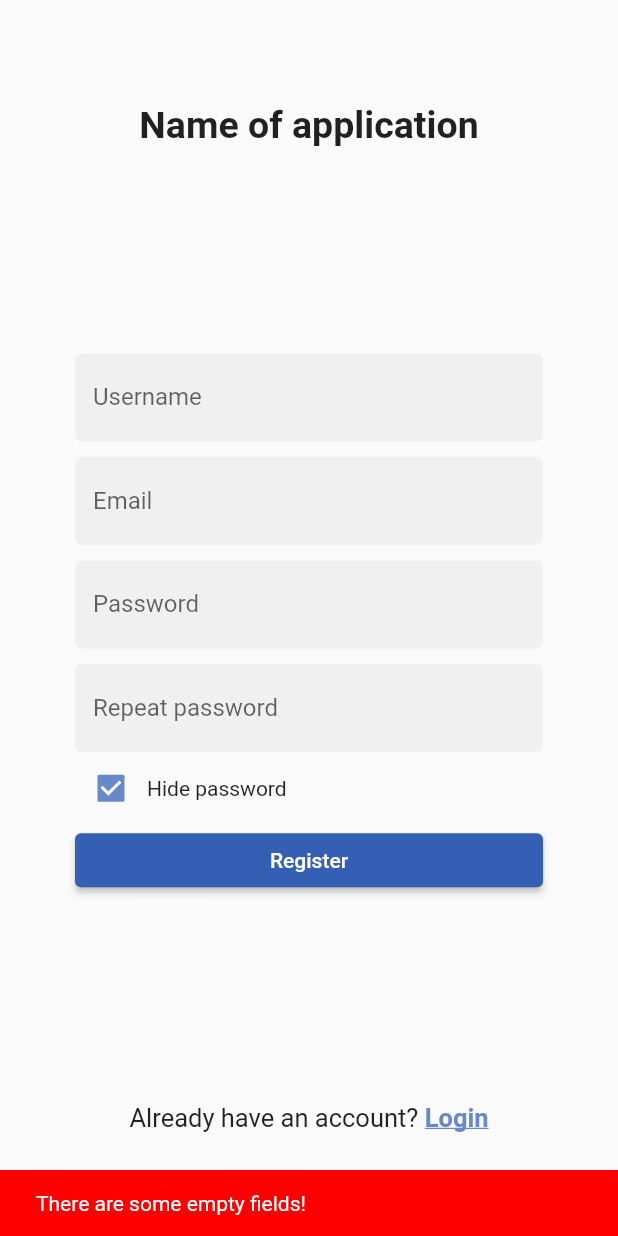
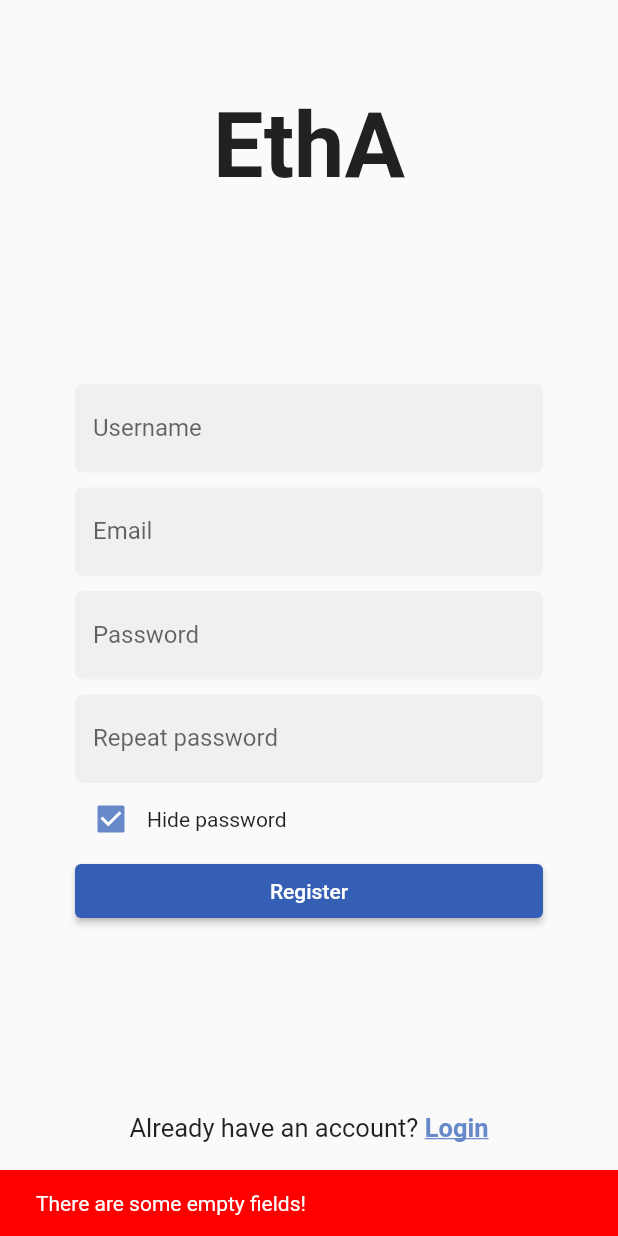
Before and after one commit to RandomnieBukvi/EthA, a Flutter app: the screen it shows after launch, after a tap on "Register", on a phone screen of 412 x 824 dp. Run offline on Flutter 3.47's test engine with Material 2 defaults, Android fonts, the phone set to English and light mode, and no system bars; our stand-ins replace firebase_auth, firebase_core, shared_preferences; accounts and stored records are empty.

Commit message:
i  dont know

```diff
--- /dev/null
+++ b/lib/Utils.dart
@@ -0,0 +1,59 @@
+import 'package:flutter/material.dart';
+import 'package:lets_go/constans.dart';
+
+class Utils {
+  static void showSnackBar(
+      {required BuildContext context,
+      required String text,
+      required Color color}) {
+    ScaffoldMessenger.of(context).showSnackBar(
+      SnackBar(
+        content: Text(text),
+        backgroundColor: color,
+      ),
+    );
+  }
+
+  static void showDialogCustom(
+      {required BuildContext context,
+      required String title,
+      required String content}) {
+    showDialog(
+      context: context,
+      builder: (context) => Dialog(
+        shape: const RoundedRectangleBorder(
+            //side: BorderSide(color: kPrimaryColor, style: BorderStyle.solid, width: 10),
+            borderRadius: BorderRadius.all(Radius.circular(5))),
+        child: Column(
+            mainAxisAlignment: MainAxisAlignment.center,
+            mainAxisSize: MainAxisSize.min,
+            children: [
+              Container(
+                  decoration: BoxDecoration(
+                    color: kPrimaryColor,
+                      borderRadius: BorderRadius.only(
+                          topLeft: Radius.circular(5),
+                          topRight: Radius.circular(5))),
+                  padding: EdgeInsets.all(15),
+                  width: double.infinity,
+                  child: Text(
+                    title,
+                    textAlign: TextAlign.center,
+                    style: TextStyle(
+                      fontSize: 30,
+                      fontWeight: FontWeight.bold,
+                    ),
+                  )),
+              //const SizedBox(height: 10,),
+              Padding(
+                padding: const EdgeInsets.all(15),
+                child: Text(
+                  content,
+                  style: TextStyle(fontSize: 25),
+                ),
+              )
+            ]),
+      ),
+    );
+  }
+}
--- a/lib/constans.dart
+++ b/lib/constans.dart
@@ -1,5 +1,4 @@
 import 'package:flutter/material.dart';
-import 'package:google_fonts/google_fonts.dart';
 
 //colors
 const Color kPrimaryColor = Color(0xFF345FB4);
@@ -41,11 +40,6 @@ final kBottomBorderRadius = BorderRadius.only(
   Radius.circular(20),
 );
 
-final kInputTextStyle = GoogleFonts.poppins(
-    color: kTextBlackColor,
-    fontSize: 15,
-    fontWeight: FontWeight.w500
-);
 
 //validation for mobile
 const String mobilePattern = r'(^(?:[+0]9)?[0-9]{10,12}$)';
--- a/lib/main.dart
+++ b/lib/main.dart
@@ -1,19 +1,15 @@
 import 'package:flutter/material.dart';
 import 'package:lets_go/screens/FabTabs.dart';
-import 'package:lets_go/screens/Login.dart';
-import 'package:lets_go/screens/Register.dart';
-import 'package:shared_preferences/shared_preferences.dart';
 import 'package:lets_go/shared_prefs.dart';
 import 'package:lets_go/constans.dart';
+// ignore: depend_on_referenced_packages
 import 'package:firebase_core/firebase_core.dart';
 import 'package:flutter/services.dart';
-import 'package:firebase_auth/firebase_auth.dart';
 
 //bool isSigned = false;
 
 void main() async {
   WidgetsFlutterBinding.ensureInitialized();
-  print(1);
   await Firebase.initializeApp(
     options: const FirebaseOptions(
         apiKey: 'AIzaSyBopLmS7xqMMu113JR3iOH5rViqEVTj8qA',
--- a/lib/screens/Register.dart
+++ b/lib/screens/Register.dart
@@ -2,10 +2,11 @@ import 'package:firebase_auth/firebase_auth.dart';
 import 'package:flutter/material.dart';
 import 'package:lets_go/constans.dart';
 import 'package:lets_go/shared_prefs.dart';
-import 'package:lets_go/Auth.dart';
+import 'package:lets_go/Utils.dart';
 
 class Register extends StatefulWidget {
-  const Register({Key? key, required Function this.changeReg}) : super(key: key);
+  const Register({Key? key, required Function this.changeReg})
+      : super(key: key);
 
   final Function changeReg;
   @override
@@ -37,8 +38,8 @@ class _RegisterState extends State<Register> {
         crossAxisAlignment: CrossAxisAlignment.center,
         children: [
           const Text(
-            'Name of application',
-            style: TextStyle(fontSize: 25, fontWeight: FontWeight.bold),
+            'EthA',
+            style: TextStyle(fontSize: 60, fontWeight: FontWeight.bold),
           ),
           Container(
             margin: const EdgeInsets.symmetric(
@@ -280,29 +281,33 @@ class _RegisterState extends State<Register> {
                             isPasswordCorrect &&
                             (passWord.text == passWord2.text)) {
                           //Navigator.pushNamedAndRemoveUntil(
-                            //  context, '/', (route) => false);
+                          //  context, '/', (route) => false);
                           showDialog(
                               context: context,
                               barrierDismissible: false,
                               builder: (context) => const Center(
-                                child: CircularProgressIndicator(),
-                              ));
+                                    child: CircularProgressIndicator(),
+                                  ));
                           try {
-                            await FirebaseAuth.instance.createUserWithEmailAndPassword(
+                            var userCrds = await FirebaseAuth.instance
+                                .createUserWithEmailAndPassword(
                               email: eMail.text.trim(),
                               password: passWord.text.trim(),
                             );
-                            Navigator.of(context,rootNavigator: true).pop();
+                            await userCrds.user!.updateDisplayName(userName.text.trim());
+                            print("AAAAAAAA");
+                             try{
+                              Navigator.of(context, rootNavigator: true).pop();
+                             }catch(e){
+                              print(e);
+                             }
                           } on FirebaseAuthException catch (e) {
+                            print("ERROREEE");
                             Navigator.of(context, rootNavigator: true).pop();
-                            showDialog(
+                            Utils.showDialogCustom(
                                 context: context,
-                                builder: (context) =>
-                                    AlertDialog(
-                                      title: Text("Oops!"),
-                                      content: Text(e.message.toString()),
-                                      backgroundColor: kSecondaryColor,
-                                    ));
+                                title: 'Oops!',
+                                content: e.message.toString());
                           }
                           //SharedPrefs().isSigned = true;
                           SharedPrefs().username = userName.text;
@@ -311,27 +316,20 @@ class _RegisterState extends State<Register> {
                             eMail.text.isEmpty ||
                             passWord.text.isEmpty ||
                             passWord2.text.isEmpty) {
-                          ScaffoldMessenger.of(context).showSnackBar(
-                            const SnackBar(
-                              content: Text('There are some empty fields!'),
-                              backgroundColor: Color(0xffff0000),
-                            ),
-                          );
+                          Utils.showSnackBar(
+                              context: context,
+                              text: 'There are some empty fields!',
+                              color: Color(0xffff0000));
                         } else if (passWord.text != passWord2.text) {
-                          ScaffoldMessenger.of(context).showSnackBar(
-                            const SnackBar(
-                              content: Text('Passwords don\'t match!'),
-                              backgroundColor: Color(0xffff0000),
-                            ),
-                          );
+                          Utils.showSnackBar(
+                              context: context,
+                              text: "Passwords don\'t match!",
+                              color: Color(0xffff0000));
                         } else {
-                          ScaffoldMessenger.of(context).showSnackBar(
-                            const SnackBar(
-                              content:
-                                  Text('Please, fulfill the requirements!'),
-                              backgroundColor: Color(0xffff0000),
-                            ),
-                          );
+                          Utils.showSnackBar(
+                              context: context,
+                              text: "Please, fulfill the requirements!",
+                              color: Color(0xffff0000));
                         }
                       },
                       child: const Text('Register'),
--- a/lib/screens/profile.dart
+++ b/lib/screens/profile.dart
@@ -7,7 +7,6 @@ import 'package:firebase_auth/firebase_auth.dart';
 class MyProfileScreen extends StatelessWidget {
   MyProfileScreen({Key? key}) : super(key: key);
   final user = FirebaseAuth.instance.currentUser!;
-
   @override
   Widget build(BuildContext context) {
     return Scaffold(
@@ -65,7 +64,7 @@ class MyProfileScreen extends StatelessWidget {
                         FittedBox(
                           fit: BoxFit.fitWidth,
                           child: Text(
-                            SharedPrefs().username,
+                            user.displayName!,
                             style: TextStyle(
                                 fontWeight: FontWeight.bold, fontSize: 25),
                           ),
--- a/lib/sidemenu.dart
+++ b/lib/sidemenu.dart
@@ -51,7 +51,7 @@ class _SideMenuState extends State<SideMenu> {
                       child: FittedBox(
                         fit: BoxFit.fitWidth,
                         child: Text(
-                          SharedPrefs().username,
+                          "lol",//SharedPrefs().username,
                           style: TextStyle(
                               fontSize: 25),
                         ),
--- a/pubspec.yaml
+++ b/pubspec.yaml
@@ -28,7 +28,6 @@ environment:
 # the latest version available on pub.dev. To see which dependencies have newer
 # versions available, run `flutter pub outdated`.
 dependencies:
-  google_fonts: ^4.0.3
   shared_preferences: ^2.0.18
   firebase_auth: ^4.3.0
   flutter:
```
Also changed, not shown: lib/screens/Login.dart (+5 -15 lines), 2 other files.
